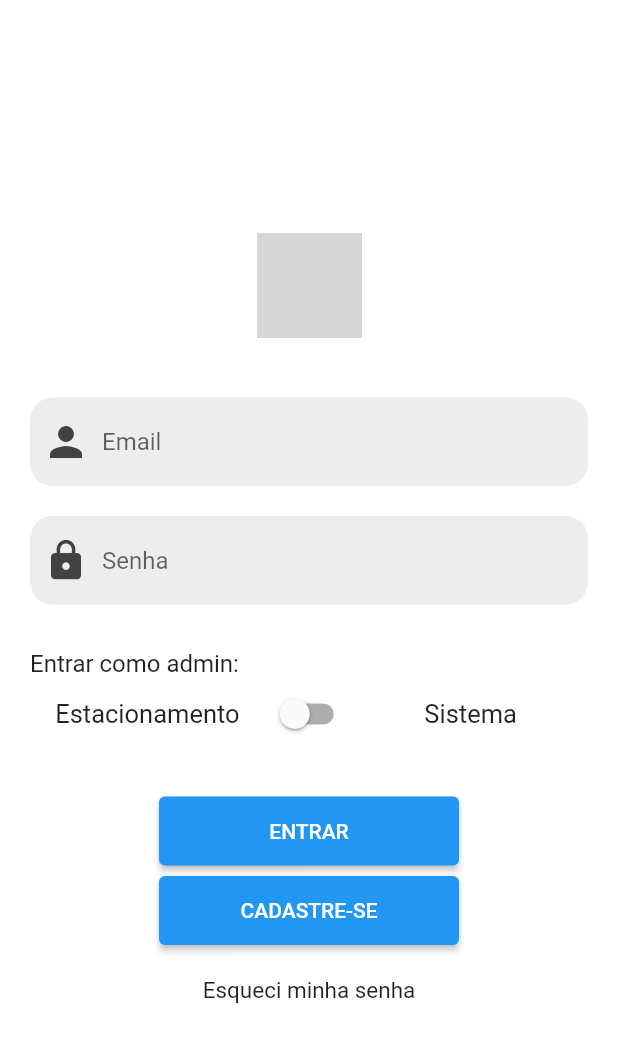
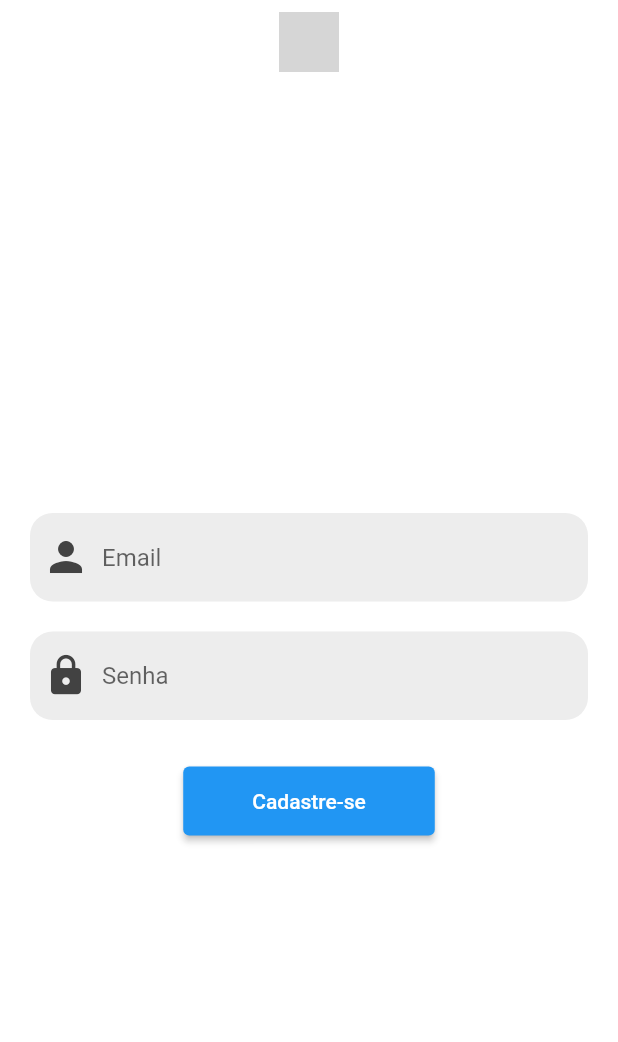
Before and after one commit to BoaVaga/boavaga_admin, a Flutter app: the screen it shows after launch, on a phone screen of 412 x 824 dp. Shown: the top 1042 px of the screen. Run offline on Flutter 3.47's test engine with Material 2 defaults, Android fonts, the phone set to English and light mode, and no system bars; our stand-ins replace graphql_flutter; grey boxes are pictures that could not be loaded.

Commit message:
Mexendo no cadastro de admin estacio

```diff
--- a/lib/main.dart
+++ b/lib/main.dart
@@ -152,6 +152,23 @@ class Queries {
   }
 }''';
   }
+
+  criarAdmEstacio(email, senha) { // AQUI
+    return '''mutation Cadastro {
+  createAdminEstacio(
+    email: "$email"
+    senha: "$senha"
+  ) {
+    success
+    error
+    adminSistema {
+      id
+      nome
+      email
+    }
+  }
+}''';
+  }
 }
 
 class MyApp extends StatelessWidget {
@@ -163,7 +180,7 @@ class MyApp extends StatelessWidget {
       theme: ThemeData(
         scaffoldBackgroundColor: Color.fromARGB(240, 255, 255, 255), // Ligth
       ),
-      home: MyHomePage(), // AQUI
+      home: PgCadastroAdminEstacio(), // AQUI
     );
   }
 }
@@ -1134,6 +1151,138 @@ class PgListarEstacios extends StatelessWidget {
   }
 }
 
+// ignore: must_be_immutable
+class PgCadastroAdminEstacio extends StatelessWidget {
+  Queries _queries = Queries();
+
+  GQlConfiguration _graphql = GQlConfiguration();
+
+  final controllerTextEmailNovoAdmin = TextEditingController();
+  final controllerTextSenhaNovoAdmin = TextEditingController();
+
+  var jsonResposta;
+
+  @override
+  Widget build(BuildContext context) {
+    return Scaffold(
+      appBar: AppBar(
+        title: Row(
+          mainAxisAlignment: MainAxisAlignment.center,
+          children: [
+            Image.asset(
+              'assets/logonometransparente.png',
+              fit: BoxFit.contain,
+              height: 40,
+            ),
+          ],
+        ),
+        automaticallyImplyLeading: false,
+        centerTitle: true,
+        backgroundColor: Colors.transparent,
+        elevation: 0.0,
+      ),
+      body: Center(
+        child: Column(
+          mainAxisAlignment: MainAxisAlignment.center,
+          children: <Widget>[
+            Container(
+              margin: const EdgeInsets.only(top: 20, right: 20, left: 20),
+              child: TextField(
+                  controller: controllerTextEmailNovoAdmin,
+                  obscureText: false,
+                  decoration: InputDecoration(
+                      fillColor: Color.fromARGB(20, 20, 20, 20),
+                      filled: true,
+                      border: OutlineInputBorder(
+                        borderRadius: BorderRadius.circular(15.0),
+                        borderSide: BorderSide(
+                          width: 0,
+                          style: BorderStyle.none,
+                        ),
+                      ),
+                      prefixIcon: Icon(
+                        Icons.person,
+                        size: 32.0,
+                        color: Colors.grey.shade800,
+                      ),
+                      hintText: 'Email')),
+            ),
+            Container(
+              margin: const EdgeInsets.only(top: 20, right: 20, left: 20),
+              child: TextField(
+                  controller: controllerTextSenhaNovoAdmin,
+                  obscureText: true,
+                  obscuringCharacter: '*',
+                  decoration: InputDecoration(
+                      fillColor: Color.fromARGB(20, 20, 20, 20),
+                      filled: true,
+                      border: OutlineInputBorder(
+                        borderRadius: BorderRadius.circular(15.0),
+                        borderSide: BorderSide(
+                          width: 0,
+                          style: BorderStyle.none,
+                        ),
+                      ),
+                      prefixIcon: Icon(
+                        Icons.lock,
+                        size: 30.0,
+                        color: Colors.grey.shade800,
+                      ),
+                      hintText: 'Senha')),
+            ),
+            Container(
+                margin: const EdgeInsets.only(top: 30),
+                child: ElevatedButton(
+                    onPressed: () async {
+                      var result = await criarAdmEstacio(controllerTextEmailNovoAdmin.text, controllerTextSenhaNovoAdmin.text);
+                      if (result) {
+                        /*if (jsonResposta["createAdminSistema"]["success"] == true) {
+                          Navigator.push(
+                            context,
+                            MaterialPageRoute(builder: (context) => HomeAdmSistema()),
+                          );
+                          var nome = jsonResposta['createAdminSistema']['adminSistema']['nome'];
+                          var email = jsonResposta['createAdminSistema']['adminSistema']['email'];
+                          mostrarAlertDialogSucesso(context, "Admin criado com sucesso!\nNome: $nome\nEmail: $email");
+                        } else {
+                          if (jsonResposta["createAdminSistema"]["error"] == "email_ja_cadastrado") {
+                            mostrarAlertDialogErro(context, "Esse email já está cadastrado");
+                          } else if (jsonResposta["createAdminSistema"]["error"] == "sem_permissao") {
+                            Navigator.push(
+                              context,
+                              MaterialPageRoute(builder: (context) => MyHomePage()),
+                            );
+                            mostrarAlertDialogErro(context, "Você não tem permissão para isso, faça o login");
+                          } else {
+                            mostrarAlertDialogErro(context, "Erro desconhecido");
+                          }
+                        }*/
+                      }
+                    },
+                    child: Padding(
+                      padding: const EdgeInsets.only(top: 15, right: 30, left: 30, bottom: 15),
+                      child: Text('Cadastre-se'),
+                    ))),
+          ],
+        ),
+      ),
+    );
+  }
+
+  Future criarAdmEstacio(email, senha) async {
+    GraphQLClient _client = _graphql.myQlClient();
+    QueryResult result = await _client.mutate(MutationOptions(document: gql(_queries.criarAdmEstacio(email, senha))));
+
+    if (result.hasException)
+      return false;
+    else {
+      jsonResposta = result.data;
+      return true;
+    }
+  }
+}
+
+
 mostrarAlertDialogErro(BuildContext context, msgErro) {
   Widget okButton = ElevatedButton(
     child: Text("Ok"),
```
